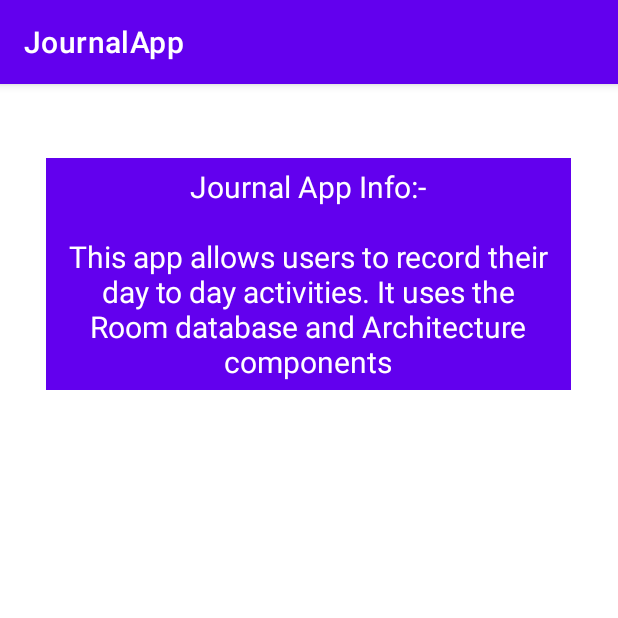
After one commit to kjyotishman48/Journal-App, an Android app: the InfoFragment screen opened through its navigation route, on a phone screen of 412 x 824 dp, the top half of it. The commit adds this screen. Run offline under Robolectric (Android 15) with nearby library versions, the phone set to English and light mode, and no system bars; our stand-ins replace Room's generated code.

Commit message:
info_fragment_and_info_menu_button

```diff
--- a/app/src/main/java/androidsamples/java/journalapp/EntryListFragment.java
+++ b/app/src/main/java/androidsamples/java/journalapp/EntryListFragment.java
@@ -42,6 +42,7 @@ public class EntryListFragment extends Fragment {
     //Inside onCreate we load the view model
     super.onCreate(savedInstanceState);
     mEntryListViewModel = new ViewModelProvider(this).get(EntryListViewModel.class);
+    setHasOptionsMenu(true);
   }
 
   @Override
@@ -120,6 +121,21 @@ public class EntryListFragment extends Fragment {
     }
   }
 
+  @Override
+  public void onCreateOptionsMenu(@NonNull Menu menu, @NonNull MenuInflater inflater) {
+    super.onCreateOptionsMenu(menu, inflater);
+    inflater.inflate(R.menu.fragment_entry_list, menu);
+  }
+
+  @Override
+  public boolean onOptionsItemSelected(@NonNull MenuItem item) {
+    if (item.getItemId() == R.id.menu_info_entry) {
+      NavDirections action = EntryListFragmentDirections.actionEntryListFragmentToInfoFragment();
+      Navigation.findNavController(view).navigate(action);
+    }
+    return super.onOptionsItemSelected(item);
+  }
+
   /*
    * Adapter acts as a bridge between two two different things, data which is a different type and UI
    * controller which is a different type
--- /dev/null
+++ b/app/src/main/java/androidsamples/java/journalapp/InfoFragment.java
@@ -0,0 +1,64 @@
+package androidsamples.java.journalapp;
+
+import android.os.Bundle;
+
+import androidx.fragment.app.Fragment;
+
+import android.view.LayoutInflater;
+import android.view.View;
+import android.view.ViewGroup;
+
+/**
+ * A simple {@link Fragment} subclass.
+ * Use the {@link InfoFragment#newInstance} factory method to
+ * create an instance of this fragment.
+ */
+public class InfoFragment extends Fragment {
+
+    // TODO: Rename parameter arguments, choose names that match
+    // the fragment initialization parameters, e.g. ARG_ITEM_NUMBER
+    private static final String ARG_PARAM1 = "param1";
+    private static final String ARG_PARAM2 = "param2";
+
+    // TODO: Rename and change types of parameters
+    private String mParam1;
+    private String mParam2;
+
+    public InfoFragment() {
+        // Required empty public constructor
+    }
+
+    /**
+     * Use this factory method to create a new instance of
+     * this fragment using the provided parameters.
+     *
+     * @param param1 Parameter 1.
+     * @param param2 Parameter 2.
+     * @return A new instance of fragment InfoFragment.
+     */
+    // TODO: Rename and change types and number of parameters
+    public static InfoFragment newInstance(String param1, String param2) {
+        InfoFragment fragment = new InfoFragment();
+        Bundle args = new Bundle();
+        args.putString(ARG_PARAM1, param1);
+        args.putString(ARG_PARAM2, param2);
+        fragment.setArguments(args);
+        return fragment;
+    }
+
+    @Override
+    public void onCreate(Bundle savedInstanceState) {
+        super.onCreate(savedInstanceState);
+        if (getArguments() != null) {
+            mParam1 = getArguments().getString(ARG_PARAM1);
+            mParam2 = getArguments().getString(ARG_PARAM2);
+        }
+    }
+
+    @Override
+    public View onCreateView(LayoutInflater inflater, ViewGroup container,
+                             Bundle savedInstanceState) {
+        // Inflate the layout for this fragment
+        return inflater.inflate(R.layout.fragment_info, container, false);
+    }
+}
--- /dev/null
+++ b/app/src/main/res/layout/fragment_info.xml
@@ -0,0 +1,29 @@
+<?xml version="1.0" encoding="utf-8"?>
+<androidx.constraintlayout.widget.ConstraintLayout xmlns:android="http://schemas.android.com/apk/res/android"
+    xmlns:app="http://schemas.android.com/apk/res-auto"
+    xmlns:tools="http://schemas.android.com/tools"
+    android:layout_width="match_parent"
+    android:layout_height="match_parent">
+
+    <!-- TODO: Update blank fragment layout -->
+
+
+    <TextView
+        android:layout_width="wrap_content"
+        android:layout_height="wrap_content"
+        android:background="@color/purple_500"
+        android:maxWidth="350dp"
+        android:padding="5dp"
+        android:text="@string/info_fragment_txt"
+        android:textAlignment="center"
+        android:textColor="@color/white"
+        android:textSize="20sp"
+        app:layout_constraintBottom_toBottomOf="parent"
+        app:layout_constraintEnd_toEndOf="parent"
+        app:layout_constraintHorizontal_bias="0.491"
+        app:layout_constraintStart_toStartOf="parent"
+        app:layout_constraintTop_toTopOf="parent"
+        app:layout_constraintVertical_bias="0.08" />
+
+
+</androidx.constraintlayout.widget.ConstraintLayout>
--- /dev/null
+++ b/app/src/main/res/menu/fragment_entry_list.xml
@@ -0,0 +1,9 @@
+<?xml version="1.0" encoding="utf-8"?>
+<menu xmlns:android="http://schemas.android.com/apk/res/android"
+    xmlns:app="http://schemas.android.com/apk/res-auto">>
+    <item
+        android:id="@+id/menu_info_entry"
+        android:title="@string/info"
+        android:icon="@android:drawable/ic_menu_info_details"
+        app:showAsAction="ifRoom|withText" />
+</menu>
--- a/app/src/main/res/navigation/nav_graph.xml
+++ b/app/src/main/res/navigation/nav_graph.xml
@@ -13,6 +13,9 @@
     <action
         android:id="@+id/addEntryAction"
         app:destination="@id/entryDetailsFragment" />
+    <action
+        android:id="@+id/action_entryListFragment_to_infoFragment"
+        app:destination="@id/infoFragment" />
   </fragment>
   <fragment
       android:id="@+id/entryDetailsFragment"
@@ -50,4 +53,9 @@
   <dialog
       android:id="@+id/timePickerDialog"
       android:name="androidsamples.java.journalapp.TimePickerFragment" />
+  <fragment
+      android:id="@+id/infoFragment"
+      android:name="androidsamples.java.journalapp.InfoFragment"
+      android:label="fragment_info"
+      tools:layout="@layout/fragment_info" />
 </navigation>
--- a/app/src/main/res/values/strings.xml
+++ b/app/src/main/res/values/strings.xml
@@ -12,4 +12,9 @@
   <string name="yes">Yes</string>
   <string name="cancel">Cancel</string>
   <string name="share">Share</string>
+  <string name="info">Info</string>
+  <!-- TODO: Remove or change this placeholder text -->
+    <string name="hello_blank_fragment">Hello blank fragment</string>
+  <string name="info_fragment_txt">Journal App Info:-\n\nThis app allows users to record their day to day activities. It uses the Room database and Architecture components</string>
+  <string name="journal_app_info">Journal App Info</string>
 </resources>
```
